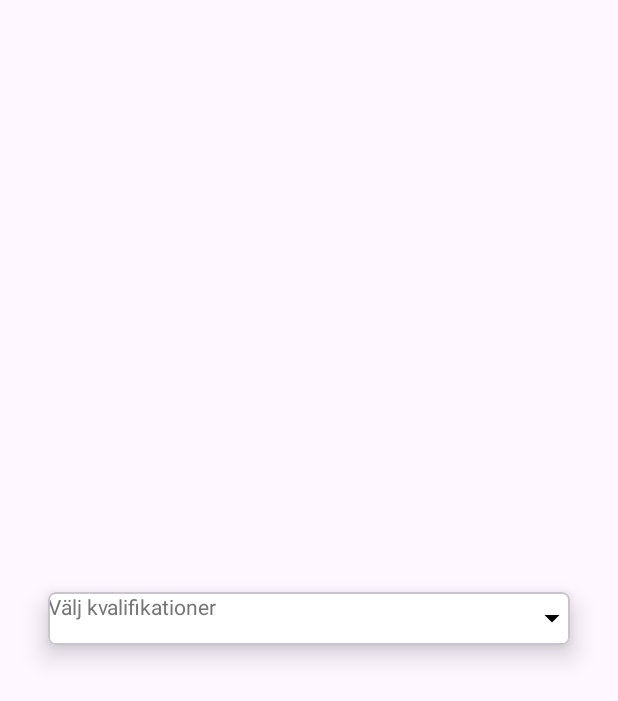
After one commit to Jameslilja/DatingApp, an Android app: the NewUserFirstTimeLogin screen opened directly, with no data from a screen before it, on a phone screen of 412 x 824 dp. The commit adds this screen. Shown: the top 701 px of the screen. Run offline under Robolectric (Android 15) with nearby library versions, the phone set to English and light mode, and no system bars.

Commit message:
ListView for qualifications
Added a new activity for new users to select qualifications from a MaterialCardView. Only has 5 qualifications at the moment. More to come

```diff
--- a/app/src/main/java/com/example/datingapp/Login.java
+++ b/app/src/main/java/com/example/datingapp/Login.java
@@ -27,6 +27,8 @@ public class Login extends AppCompatActivity {
     ProgressBar progressBar;
     TextView textView;
 
+    boolean newUser = true;
+
     @Override
     public void onStart() {
         super.onStart();
@@ -49,6 +51,7 @@ public class Login extends AppCompatActivity {
         buttonLogIn = findViewById(R.id.buttonLogIn);
         progressBar = findViewById(R.id.progressBarLogIn);
         textView = findViewById(R.id.logInNow); //registerNow i klippet?!
+
         textView.setOnClickListener(new View.OnClickListener() {
             @Override
             public void onClick(View view) {
@@ -84,6 +87,7 @@ public class Login extends AppCompatActivity {
                                 if (task.isSuccessful()) {
                                     Toast.makeText(getApplicationContext(), "Inloggning genomförd", Toast.LENGTH_SHORT).show();
                                     Intent intent = new Intent(getApplicationContext(), MainActivity.class);
+                                    intent.putExtra("my_boolean_key", newUser);
                                     startActivity(intent);
                                     finish();
                                 } else {
--- /dev/null
+++ b/app/src/main/java/com/example/datingapp/NewUserFirstTimeLogin.java
@@ -0,0 +1,94 @@
+package com.example.datingapp;
+
+
+import android.content.DialogInterface;
+import android.os.Bundle;
+import android.widget.TextView;
+
+import androidx.appcompat.app.AlertDialog;
+import androidx.appcompat.app.AppCompatActivity;
+
+import com.google.android.material.card.MaterialCardView;
+
+import java.util.ArrayList;
+
+public class NewUserFirstTimeLogin extends AppCompatActivity {
+
+    MaterialCardView selectCard;
+    TextView textViewQualifications;
+    boolean [] selectedQualifications;
+    ArrayList<Integer> qualificationList = new ArrayList<>();
+    String [] qualificationArray = {"Datorkunskaper", "Kommunikation", "Problemlösning", "Tidshantering", "Överförbara kompetenser"};
+
+    protected void onCreate(Bundle savedInstanceState) {
+        super.onCreate(savedInstanceState);
+        setContentView(R.layout.activity_new_user_first_time_login);
+
+        //initialize all views
+        selectCard = findViewById(R.id.selectCard);
+        textViewQualifications = findViewById(R.id.textViewQualifications);
+        selectedQualifications = new boolean[qualificationArray.length];
+
+        selectCard.setOnClickListener(view -> {
+
+            showQualificationsDialog();
+        });
+
+    }
+
+    private void showQualificationsDialog(){
+        AlertDialog.Builder builder = new AlertDialog.Builder(NewUserFirstTimeLogin.this);
+
+        builder.setTitle("Välj kvalifikationer");
+        builder.setCancelable(false);
+
+        builder.setMultiChoiceItems(qualificationArray, selectedQualifications, new DialogInterface.OnMultiChoiceClickListener() {
+            @Override
+            public void onClick(DialogInterface dialogInterface, int which, boolean b) {
+                if (b){
+                    qualificationList.add(which);
+                } else {
+                    qualificationList.remove(which);
+                }
+            }
+        }).setPositiveButton("Välj", new DialogInterface.OnClickListener() {
+            @Override
+            public void onClick(DialogInterface dialog, int which) {
+
+                //create string builder
+                StringBuilder stringBuilder = new StringBuilder();
+                for (int i = 0; i < qualificationList.size(); i++){
+
+                    stringBuilder.append(qualificationArray[qualificationList.get(i)]);
+
+                    //check condition
+                    if (i != qualificationList.size() - 1){
+                        //when i is not equal to qualification list size
+                        //then add a comma
+                        stringBuilder.append(", ");
+                    }
+
+                    //setting selected qualifications to textView
+                    textViewQualifications.setText(stringBuilder.toString());
+                }
+            }
+        }).setNegativeButton("Avbryt", new DialogInterface.OnClickListener() {
+            @Override
+            public void onClick(DialogInterface dialog, int which) {
+                dialog.dismiss();
+            }
+        }).setNeutralButton("Avmarkera alla", new DialogInterface.OnClickListener() {
+            @Override
+            public void onClick(DialogInterface dialog, int which) {
+                //clearing all selected qualifications on click
+                for (int i = 0; i < selectedQualifications.length; i ++){
+                    selectedQualifications[i] = false;
+
+                    qualificationList.clear();
+                    textViewQualifications.setText("");
+                }
+            }
+        });
+        builder.show();
+    }
+}
--- a/app/src/main/java/com/example/datingapp/Register.java
+++ b/app/src/main/java/com/example/datingapp/Register.java
@@ -27,6 +27,8 @@ public class   Register extends AppCompatActivity {
     ProgressBar progressBar;
     TextView textView;
 
+    boolean newUser = false;
+
     @Override
         public void onStart() {
             super.onStart();
@@ -48,6 +50,7 @@ public class   Register extends AppCompatActivity {
         buttonReg = findViewById(R.id.buttonSignUp);
         progressBar = findViewById(R.id.progressBarSignUp);
         textView = findViewById(R.id.registerNow); //logInNow i klippet?!
+
         textView.setOnClickListener(new View.OnClickListener() {
             @Override
             public void onClick(View view) {
@@ -83,6 +86,9 @@ public class   Register extends AppCompatActivity {
                                    if (task.isSuccessful()) {
                                         Toast.makeText(Register.this, "Konto skapat.",
                                                 Toast.LENGTH_SHORT).show();
+                                       Intent intent = new Intent(getApplicationContext(), NewUserFirstTimeLogin.class);
+                                       startActivity(intent);
+                                       finish();
                                    } else {
                                        // If sign in fails, display a message to the user.
                                        Toast.makeText(Register.this, "Authentication failed.",
--- a/app/src/main/java/com/example/datingapp/SplashScreen.java
+++ b/app/src/main/java/com/example/datingapp/SplashScreen.java
@@ -6,6 +6,8 @@ import android.os.Handler;
 import android.view.WindowManager;
 
 import androidx.appcompat.app.AppCompatActivity;
+
+import com.google.firebase.auth.FirebaseAuth;
 
 public class SplashScreen extends AppCompatActivity {
     @Override
@@ -18,6 +20,7 @@ public class SplashScreen extends AppCompatActivity {
         new Handler().postDelayed(new Runnable() {
             @Override
             public void run() {
+                FirebaseAuth.getInstance().signOut();
                 Intent intent = new Intent(SplashScreen.this,Login.class);
                 startActivity(intent);
                 finish();
--- /dev/null
+++ b/app/src/main/res/drawable/ic_arrow_down.xml
@@ -0,0 +1,5 @@
+<vector android:height="24dp" android:tint="#000000"
+    android:viewportHeight="24" android:viewportWidth="24"
+    android:width="24dp" xmlns:android="http://schemas.android.com/apk/res/android">
+    <path android:fillColor="@android:color/white" android:pathData="M7,10l5,5 5,-5z"/>
+</vector>
--- a/app/src/main/res/layout/activity_login.xml
+++ b/app/src/main/res/layout/activity_login.xml
@@ -17,13 +17,14 @@
         android:gravity="center"
         android:layout_width="match_parent"
         android:layout_height="wrap_content" />
-    <com.google.android.material.textfield.TextInputLayout
+
+        <com.google.android.material.textfield.TextInputLayout
         android:layout_width="match_parent"
         android:layout_height="wrap_content" >
 
         <com.google.android.material.textfield.TextInputEditText
         android:id="@+id/emailLogIn"
-        android:hint="@string/usernameORemail"
+        android:hint="@string/email"
         android:layout_width="match_parent"
         android:layout_height="wrap_content"/>
     </com.google.android.material.textfield.TextInputLayout>
--- /dev/null
+++ b/app/src/main/res/layout/activity_new_user_first_time_login.xml
@@ -0,0 +1,50 @@
+<?xml version="1.0" encoding="utf-8"?>
+<androidx.constraintlayout.widget.ConstraintLayout xmlns:android="http://schemas.android.com/apk/res/android"
+    xmlns:app="http://schemas.android.com/apk/res-auto"
+    xmlns:tools="http://schemas.android.com/tools"
+    android:layout_width="match_parent"
+    android:layout_height="match_parent"
+    tools:context=".NewUserFirstTimeLogin">
+
+
+
+    <com.google.android.material.card.MaterialCardView
+        android:id="@+id/selectCard"
+        android:layout_width="0dp"
+        android:layout_height="35dp"
+        android:layout_marginStart="32dp"
+        android:layout_marginEnd="32dp"
+        app:cardBackgroundColor="@color/white"
+        app:cardCornerRadius="5dp"
+        app:cardElevation="10dp"
+        app:layout_constraintBottom_toBottomOf="parent"
+        app:layout_constraintEnd_toEndOf="parent"
+        app:layout_constraintStart_toStartOf="parent"
+        app:layout_constraintTop_toTopOf="parent" >
+
+        <RelativeLayout
+            android:layout_width="match_parent"
+            android:layout_height="match_parent">
+
+            <TextView
+                android:id="@+id/textViewQualifications"
+                android:layout_width="wrap_content"
+                android:layout_height="wrap_content"
+                android:hint="@string/choose_qualifications"
+                android:textColorHint="#757575"
+                tools:ignore="RelativeOverlap" />
+
+            <ImageView
+                android:layout_width="wrap_content"
+                android:layout_height="wrap_content"
+                android:src="@drawable/ic_arrow_down"
+                android:layout_centerInParent="true"
+                android:layout_alignParentEnd="true"
+                tools:ignore="ContentDescription" />
+
+        </RelativeLayout>
+
+    </com.google.android.material.card.MaterialCardView>
+
+
+</androidx.constraintlayout.widget.ConstraintLayout>
--- a/app/src/main/res/layout/activity_register.xml
+++ b/app/src/main/res/layout/activity_register.xml
@@ -23,7 +23,7 @@
 
         <com.google.android.material.textfield.TextInputEditText
             android:id="@+id/emailSignUp"
-            android:hint="@string/usernameORemail"
+            android:hint="@string/email"
             android:layout_width="match_parent"
             android:layout_height="wrap_content"/>
     </com.google.android.material.textfield.TextInputLayout>
```
Also changed, not shown: app/src/main/AndroidManifest.xml (+13 -6 lines), app/src/main/res/values/strings.xml (+6 -1 lines).
